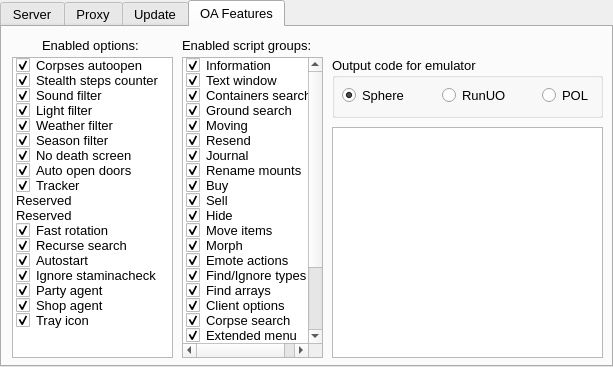
Old version of the form orionlauncherwindow.ui in the repository Hotride/OrionLauncher.
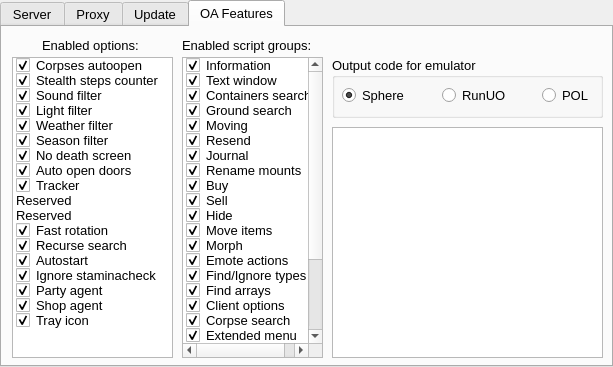
New version of the form. The open tabs and pages were chosen to show the change.

Commit message: Исправил отображение версии в заголовке. Добавил галочку для расширения скриптовой команды Launch.

Patch:
```diff
--- a/orionlauncherwindow.ui
+++ b/orionlauncherwindow.ui
@@ -1233,6 +1233,14 @@
           <enum>Checked</enum>
          </property>
         </item>
+        <item>
+         <property name="text">
+          <string>Launch</string>
+         </property>
+         <property name="checkState">
+          <enum>Checked</enum>
+         </property>
+        </item>
        </widget>
        <widget class="QGroupBox" name="gb_OAFeaturesEmulator">
         <property name="geometry">
```
The commit also changes 5 other files.
